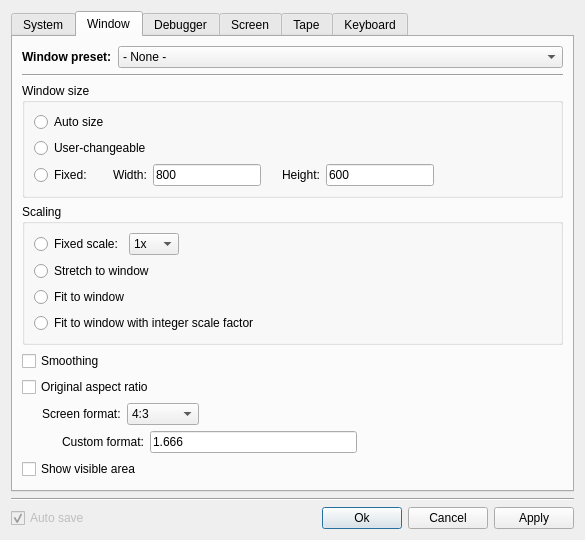
First picture: the form in src/qt/qtSettingsDialog.ui, repository vpyk/emu80v4, before the edit.
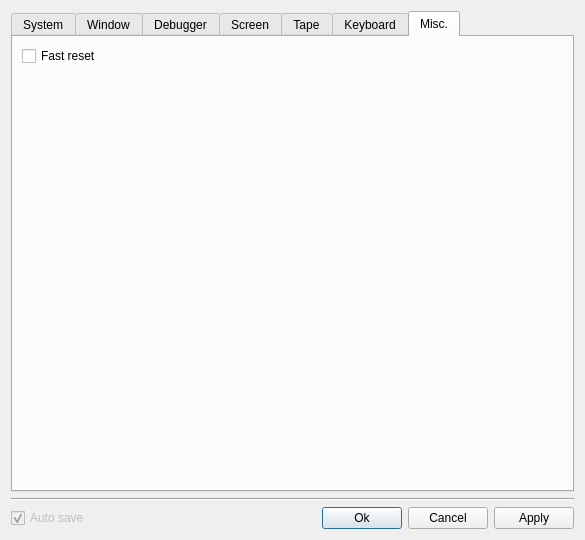
Second picture: the form after the edit. The open tabs and pages were chosen to show the change.

Commit message: Add option for fast reset, shortcut Alt-U (Qt for now)

The edit to the form file:
```diff
--- a/src/qt/qtSettingsDialog.ui
+++ b/src/qt/qtSettingsDialog.ui
@@ -1329,6 +1329,36 @@
        </item>
       </layout>
      </widget>
+     <widget class="QWidget" name="miscTab">
+      <property name="layoutDirection">
+       <enum>Qt::LeftToRight</enum>
+      </property>
+      <attribute name="title">
+       <string>Misc.</string>
+      </attribute>
+      <layout class="QVBoxLayout" name="verticalLayout_19">
+       <item>
+        <widget class="QCheckBox" name="fastResetCheckBox">
+         <property name="text">
+          <string>Fast reset</string>
+         </property>
+        </widget>
+       </item>
+       <item>
+        <spacer name="verticalSpacer_8">
+         <property name="orientation">
+          <enum>Qt::Vertical</enum>
+         </property>
+         <property name="sizeHint" stdset="0">
+          <size>
+           <width>20</width>
+           <height>378</height>
+          </size>
+         </property>
+        </spacer>
+       </item>
+      </layout>
+     </widget>
     </widget>
    </item>
    <item>
```
The commit also changes 10 other files.
